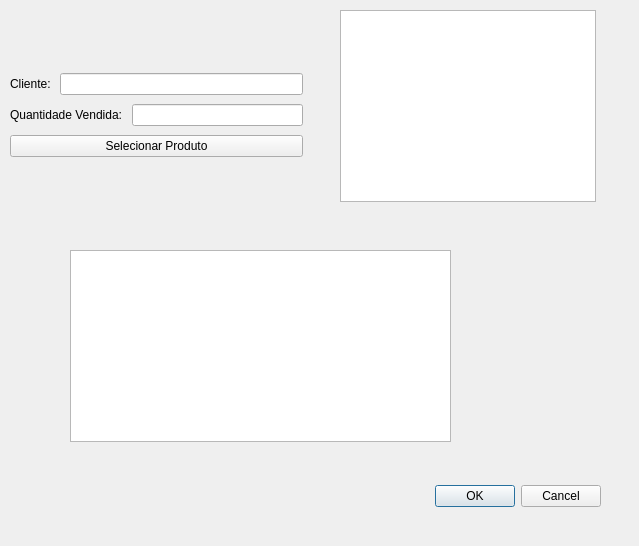
Old version of the form venda.ui in the repository GabR36/QEstoqueLoja.
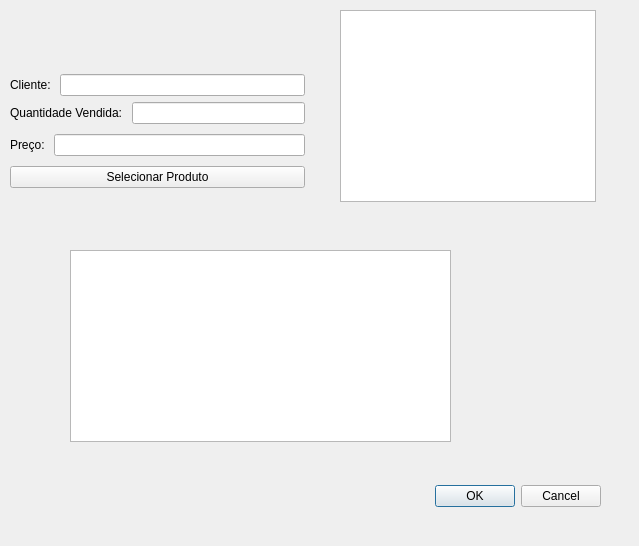
New version of the form.

Commit message:
Adicionar slot de seleção na tabela de produtos
Nesta atualização, implementamos a seleção da primeira linha na tabela
de produtos ao iniciar a janela de venda. Além disso, foi adicionado um
slot `handleSelectionChange` que é chamado sempre que a seleção na
tabela muda, exibindo o(s) registro(s) selecionado(s) e atualizando as
informações conforme necessário. A conexão do sinal de seleção ao slot
personalizado foi incluída para garantir a sincronização adequada.

The edit to the form file:
```diff
--- a/venda.ui
+++ b/venda.ui
@@ -58,15 +58,17 @@
     </rect>
    </property>
   </widget>
-  <widget class="QWidget" name="layoutWidget">
+  <widget class="QWidget" name="">
    <property name="geometry">
     <rect>
      <x>10</x>
      <y>70</y>
-     <width>293</width>
-     <height>90</height>
+     <width>295</width>
+     <height>123</height>
     </rect>
    </property>
+   <layout class="QVBoxLayout" name="verticalLayout_3">
+    <item>
    <layout class="QVBoxLayout" name="verticalLayout_2">
     <item>
      <layout class="QVBoxLayout" name="verticalLayout">
@@ -97,6 +99,22 @@
       </item>
       <item>
        <widget class="QLineEdit" name="Ledit_QuantVendido"/>
+        </item>
+       </layout>
+      </item>
+     </layout>
+    </item>
+    <item>
+     <layout class="QHBoxLayout" name="horizontalLayout_3">
+      <item>
+       <widget class="QLabel" name="label_3">
+        <property name="text">
+         <string>Preço: </string>
+        </property>
+       </widget>
+      </item>
+      <item>
+       <widget class="QLineEdit" name="Ledit_Preco"/>
       </item>
      </layout>
     </item>
```
Lines whose indentation alone changed are shown as unchanged. The commit also changes 2 other files.
